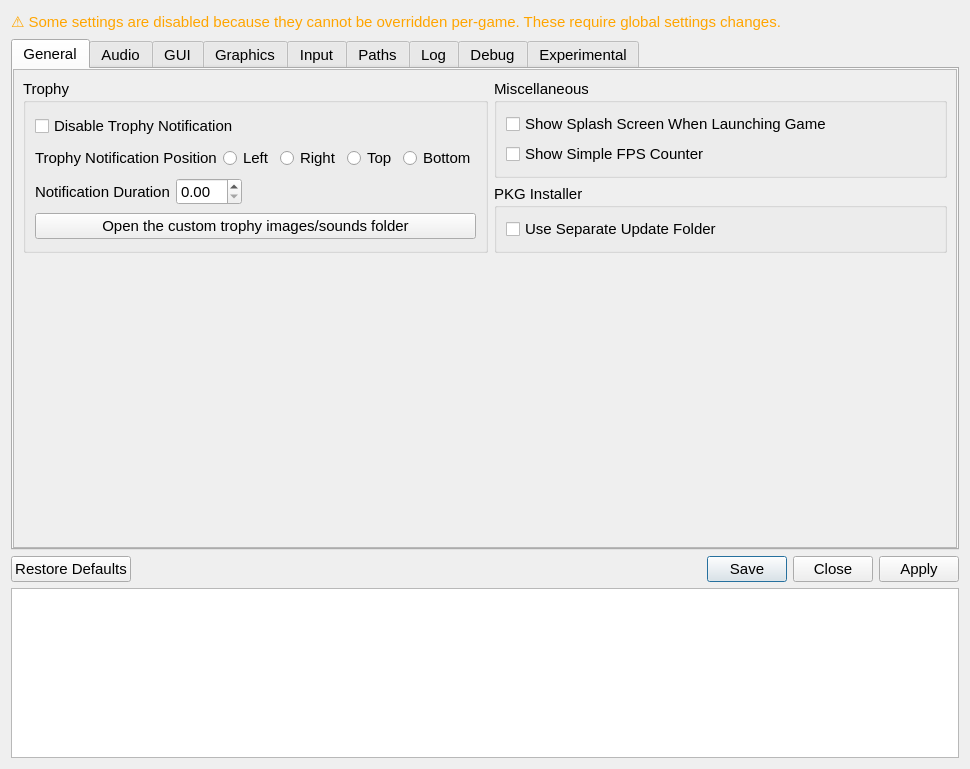
Qt form src/qt_ui/settings_dialog.ui (shadLaunchers/shadLauncher4) before a commit.
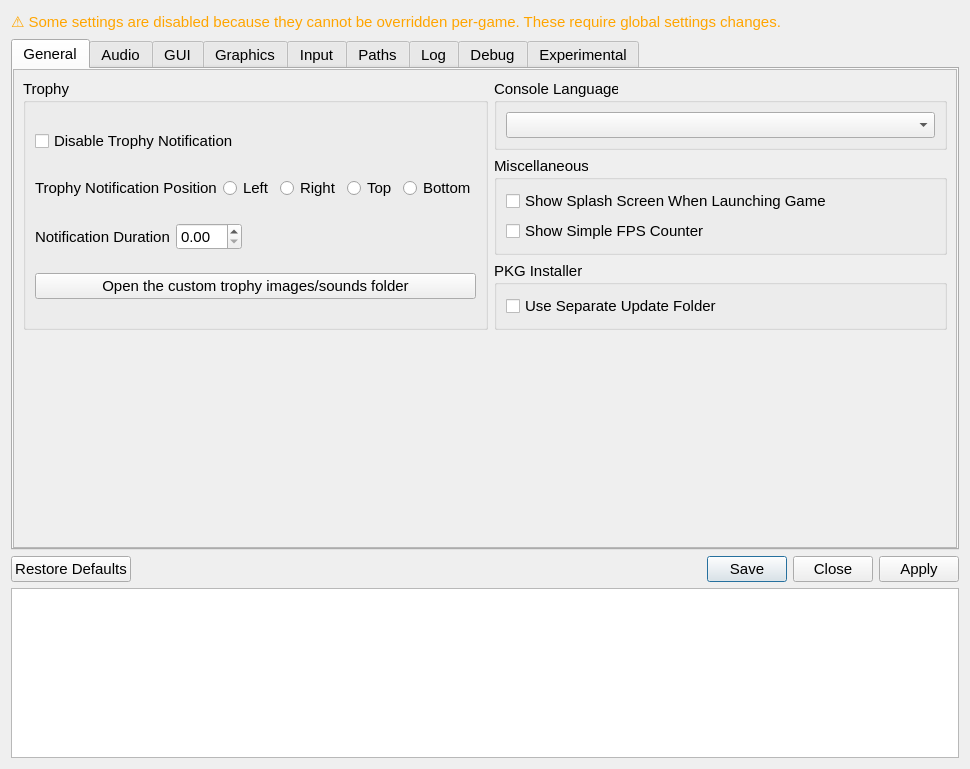
The same form after that commit. The open tabs and pages were chosen to show the change. Icons and pictures are not drawn.

```diff
--- a/src/qt_ui/settings_dialog.ui
+++ b/src/qt_ui/settings_dialog.ui
@@ -234,6 +234,24 @@
           </item>
           <item>
            <layout class="QVBoxLayout" name="verticalLayout_17">
+            <item>
+             <widget class="QGroupBox" name="consoleLanguageGroupBox">
+              <property name="sizePolicy">
+               <sizepolicy hsizetype="Expanding" vsizetype="Preferred">
+                <horstretch>0</horstretch>
+                <verstretch>0</verstretch>
+               </sizepolicy>
+              </property>
+              <property name="title">
+               <string>Console Language</string>
+              </property>
+              <layout class="QVBoxLayout" name="verticalLayout_consoleLanguage">
+               <item>
+                <widget class="QComboBox" name="consoleLanguageComboBox"/>
+               </item>
+              </layout>
+             </widget>
+            </item>
             <item>
              <widget class="QGroupBox" name="emulatorSettingsGroupBox">
               <property name="sizePolicy">
```
